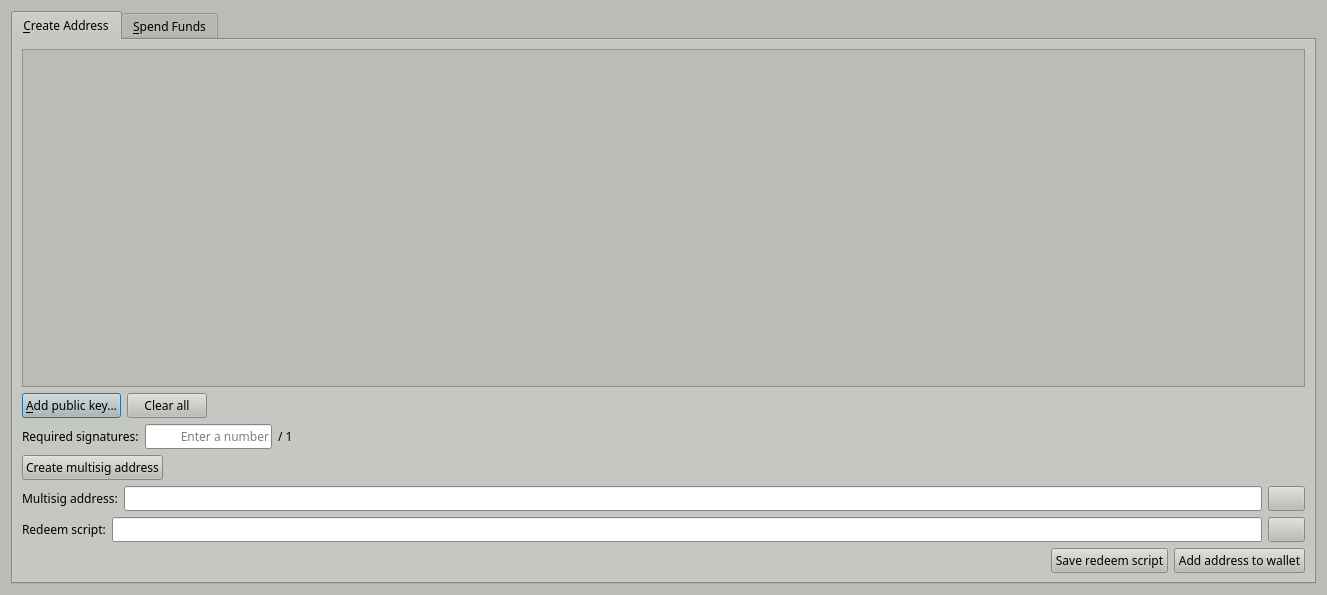
The window that src/qt/forms/multisigdialog.ui (SyndicateCash/SyndicateCash) describes before a commit, drawn with Qt 5.
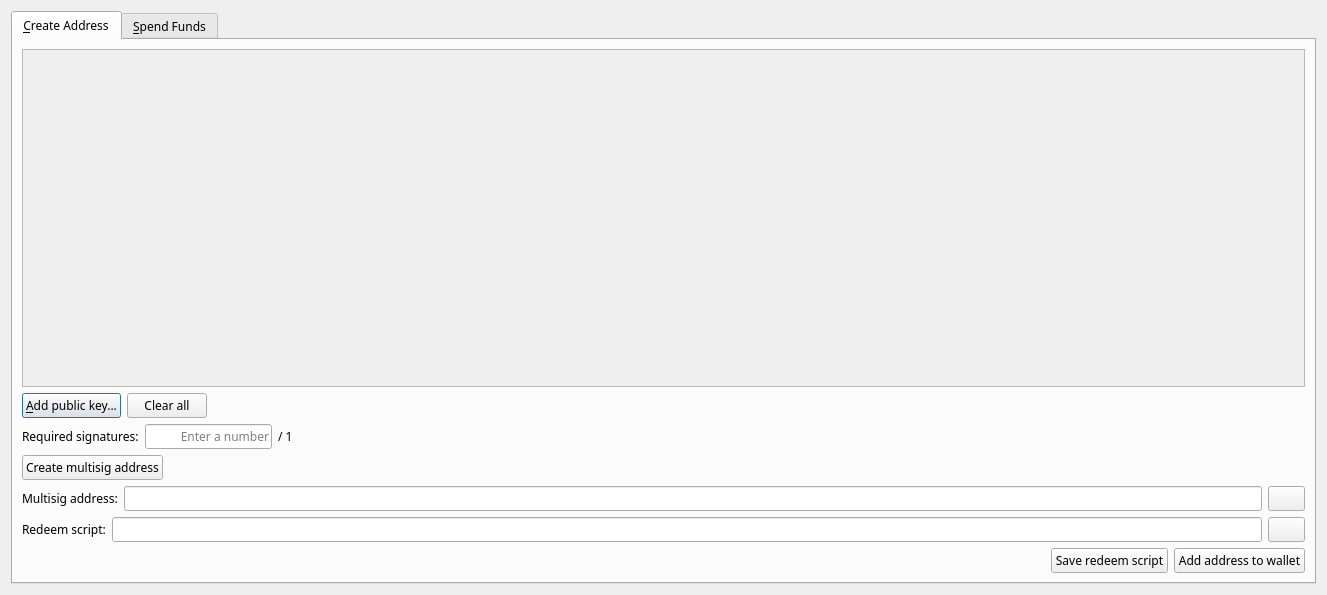
The same window after the commit. Icons and pictures are not drawn.

Diff of the .ui file:
```diff
--- a/src/qt/forms/multisigdialog.ui
+++ b/src/qt/forms/multisigdialog.ui
@@ -10,421 +10,6 @@
     <height>595</height>
    </rect>
   </property>
-  <property name="palette">
-   <palette>
-    <active>
-     <colorrole role="WindowText">
-      <brush brushstyle="SolidPattern">
-       <color alpha="255">
-        <red>0</red>
-        <green>0</green>
-        <blue>0</blue>
-       </color>
-      </brush>
-     </colorrole>
-     <colorrole role="Button">
-      <brush brushstyle="SolidPattern">
-       <color alpha="255">
-        <red>186</red>
-        <green>189</green>
-        <blue>182</blue>
-       </color>
-      </brush>
-     </colorrole>
-     <colorrole role="Light">
-      <brush brushstyle="SolidPattern">
-       <color alpha="255">
-        <red>255</red>
-        <green>255</green>
-        <blue>255</blue>
-       </color>
-      </brush>
-     </colorrole>
-     <colorrole role="Midlight">
-      <brush brushstyle="SolidPattern">
-       <color alpha="255">
-        <red>220</red>
-        <green>222</green>
-        <blue>218</blue>
-       </color>
-      </brush>
-     </colorrole>
-     <colorrole role="Dark">
-      <brush brushstyle="SolidPattern">
-       <color alpha="255">
-        <red>93</red>
-        <green>94</green>
-        <blue>91</blue>
-       </color>
-      </brush>
-     </colorrole>
-     <colorrole role="Mid">
-      <brush brushstyle="SolidPattern">
-       <color alpha="255">
-        <red>124</red>
-        <green>126</green>
-        <blue>121</blue>
-       </color>
-      </brush>
-     </colorrole>
-     <colorrole role="Text">
-      <brush brushstyle="SolidPattern">
-       <color alpha="255">
-        <red>0</red>
-        <green>0</green>
-        <blue>0</blue>
-       </color>
-      </brush>
-     </colorrole>
-     <colorrole role="BrightText">
-      <brush brushstyle="SolidPattern">
-       <color alpha="255">
-        <red>255</red>
-        <green>255</green>
-        <blue>255</blue>
-       </color>
-      </brush>
-     </colorrole>
-     <colorrole role="ButtonText">
-      <brush brushstyle="SolidPattern">
-       <color alpha="255">
-        <red>0</red>
-        <green>0</green>
-        <blue>0</blue>
-       </color>
-      </brush>
-     </colorrole>
-     <colorrole role="Base">
-      <brush brushstyle="SolidPattern">
-       <color alpha="255">
-        <red>255</red>
-        <green>255</green>
-        <blue>255</blue>
-       </color>
-      </brush>
-     </colorrole>
-     <colorrole role="Window">
-      <brush brushstyle="SolidPattern">
-       <color alpha="255">
-        <red>186</red>
-        <green>189</green>
-        <blue>182</blue>
-       </color>
-      </brush>
-     </colorrole>
-     <colorrole role="Shadow">
-      <brush brushstyle="SolidPattern">
-       <color alpha="255">
-        <red>0</red>
-        <green>0</green>
-        <blue>0</blue>
-       </color>
-      </brush>
-     </colorrole>
-     <colorrole role="AlternateBase">
-      <brush brushstyle="SolidPattern">
-       <color alpha="255">
-        <red>220</red>
-        <green>222</green>
-        <blue>218</blue>
-       </color>
-      </brush>
-     </colorrole>
-     <colorrole role="ToolTipBase">
-      <brush brushstyle="SolidPattern">
-       <color alpha="255">
-        <red>255</red>
-        <green>255</green>
-        <blue>220</blue>
-       </color>
-      </brush>
-     </colorrole>
-     <colorrole role="ToolTipText">
-      <brush brushstyle="SolidPattern">
-       <color alpha="255">
-        <red>0</red>
-        <green>0</green>
-        <blue>0</blue>
-       </color>
-      </brush>
-     </colorrole>
-    </active>
-    <inactive>
-     <colorrole role="WindowText">
-      <brush brushstyle="SolidPattern">
-       <color alpha="255">
-        <red>0</red>
-        <green>0</green>
-        <blue>0</blue>
-       </color>
-      </brush>
-     </colorrole>
-     <colorrole role="Button">
-      <brush brushstyle="SolidPattern">
-       <color alpha="255">
-        <red>186</red>
-        <green>189</green>
-        <blue>182</blue>
-       </color>
-      </brush>
-     </colorrole>
-     <colorrole role="Light">
-      <brush brushstyle="SolidPattern">
-       <color alpha="255">
-        <red>255</red>
-        <green>255</green>
-        <blue>255</blue>
-       </color>
-      </brush>
-     </colorrole>
-     <colorrole role="Midlight">
-      <brush brushstyle="SolidPattern">
-       <color alpha="255">
-        <red>220</red>
-        <green>222</green>
-        <blue>218</blue>
-       </color>
-      </brush>
-     </colorrole>
-     <colorrole role="Dark">
-      <brush brushstyle="SolidPattern">
-       <color alpha="255">
-        <red>93</red>
-        <green>94</green>
-        <blue>91</blue>
-       </color>
-      </brush>
-     </colorrole>
-     <colorrole role="Mid">
-      <brush brushstyle="SolidPattern">
-       <color alpha="255">
-        <red>124</red>
-        <green>126</green>
-        <blue>121</blue>
-       </color>
-      </brush>
-     </colorrole>
-     <colorrole role="Text">
-      <brush brushstyle="SolidPattern">
-       <color alpha="255">
-        <red>0</red>
-        <green>0</green>
-        <blue>0</blue>
-       </color>
-      </brush>
-     </colorrole>
-     <colorrole role="BrightText">
-      <brush brushstyle="SolidPattern">
-       <color alpha="255">
-        <red>255</red>
-        <green>255</green>
-        <blue>255</blue>
-       </color>
-      </brush>
-     </colorrole>
-     <colorrole role="ButtonText">
-      <brush brushstyle="SolidPattern">
-       <color alpha="255">
-        <red>0</red>
-        <green>0</green>
-        <blue>0</blue>
-       </color>
-      </brush>
-     </colorrole>
-     <colorrole role="Base">
-      <brush brushstyle="SolidPattern">
-       <color alpha="255">
-        <red>255</red>
-        <green>255</green>
-        <blue>255</blue>
-       </color>
-      </brush>
-     </colorrole>
-     <colorrole role="Window">
-      <brush brushstyle="SolidPattern">
-       <color alpha="255">
-        <red>186</red>
-        <green>189</green>
-        <blue>182</blue>
-       </color>
-      </brush>
-     </colorrole>
-     <colorrole role="Shadow">
-      <brush brushstyle="SolidPattern">
-       <color alpha="255">
-        <red>0</red>
-        <green>0</green>
-        <blue>0</blue>
-       </color>
-      </brush>
-     </colorrole>
-     <colorrole role="AlternateBase">
-      <brush brushstyle="SolidPattern">
-       <color alpha="255">
-        <red>220</red>
-        <green>222</green>
-        <blue>218</blue>
-       </color>
-      </brush>
-     </colorrole>
-     <colorrole role="ToolTipBase">
-      <brush brushstyle="SolidPattern">
-       <color alpha="255">
-        <red>255</red>
-        <green>255</green>
-        <blue>220</blue>
-       </color>
-      </brush>
-     </colorrole>
-     <colorrole role="ToolTipText">
-      <brush brushstyle="SolidPattern">
-       <color alpha="255">
-        <red>0</red>
-        <green>0</green>
-        <blue>0</blue>
-       </color>
-      </brush>
-     </colorrole>
-    </inactive>
-    <disabled>
-     <colorrole role="WindowText">
-      <brush brushstyle="SolidPattern">
-       <color alpha="255">
-        <red>93</red>
-        <green>94</green>
-        <blue>91</blue>
-       </color>
-      </brush>
-     </colorrole>
-     <colorrole role="Button">
-      <brush brushstyle="SolidPattern">
-       <color alpha="255">
-        <red>186</red>
-        <green>189</green>
-        <blue>182</blue>
-       </color>
-      </brush>
-     </colorrole>
-     <colorrole role="Light">
-      <brush brushstyle="SolidPattern">
-       <color alpha="255">
-        <red>255</red>
-        <green>255</green>
-        <blue>255</blue>
-       </color>
-      </brush>
-     </colorrole>
-     <colorrole role="Midlight">
-      <brush brushstyle="SolidPattern">
-       <color alpha="255">
-        <red>220</red>
-        <green>222</green>
-        <blue>218</blue>
-       </color>
-      </brush>
-     </colorrole>
-     <colorrole role="Dark">
-      <brush brushstyle="SolidPattern">
-       <color alpha="255">
-        <red>93</red>
-        <green>94</green>
-        <blue>91</blue>
-       </color>
-      </brush>
-     </colorrole>
-     <colorrole role="Mid">
-      <brush brushstyle="SolidPattern">
-       <color alpha="255">
-        <red>124</red>
-        <green>126</green>
-        <blue>121</blue>
-       </color>
-      </brush>
-     </colorrole>
-     <colorrole role="Text">
-      <brush brushstyle="SolidPattern">
-       <color alpha="255">
-        <red>93</red>
-        <green>94</green>
-        <blue>91</blue>
-       </color>
-      </brush>
-     </colorrole>
-     <colorrole role="BrightText">
-      <brush brushstyle="SolidPattern">
-       <color alpha="255">
-        <red>255</red>
-        <green>255</green>
-        <blue>255</blue>
-       </color>
-      </brush>
-     </colorrole>
-     <colorrole role="ButtonText">
-      <brush brushstyle="SolidPattern">
-       <color alpha="255">
-        <red>93</red>
-        <green>94</green>
-        <blue>91</blue>
-       </color>
-      </brush>
-     </colorrole>
-     <colorrole role="Base">
-      <brush brushstyle="SolidPattern">
-       <color alpha="255">
-        <red>186</red>
-        <green>189</green>
-        <blue>182</blue>
-       </color>
-      </brush>
-     </colorrole>
-     <colorrole role="Window">
-      <brush brushstyle="SolidPattern">
-       <color alpha="255">
-        <red>186</red>
-        <green>189</green>
-        <blue>182</blue>
-       </color>
-      </brush>
-     </colorrole>
-     <colorrole role="Shadow">
-      <brush brushstyle="SolidPattern">
-       <color alpha="255">
-        <red>0</red>
-        <green>0</green>
-        <blue>0</blue>
-       </color>
-      </brush>
-     </colorrole>
-     <colorrole role="AlternateBase">
-      <brush brushstyle="SolidPattern">
-       <color alpha="255">
-        <red>186</red>
-        <green>189</green>
-        <blue>182</blue>
-       </color>
-      </brush>
-     </colorrole>
-     <colorrole role="ToolTipBase">
-      <brush brushstyle="SolidPattern">
-       <color alpha="255">
-        <red>255</red>
-        <green>255</green>
-        <blue>220</blue>
-       </color>
-      </brush>
-     </colorrole>
-     <colorrole role="ToolTipText">
-      <brush brushstyle="SolidPattern">
-       <color alpha="255">
-        <red>0</red>
-        <green>0</green>
-        <blue>0</blue>
-       </color>
-      </brush>
-     </colorrole>
-    </disabled>
-   </palette>
-  </property>
   <property name="font">
    <font>
     <family>Sawasdee</family>
```
